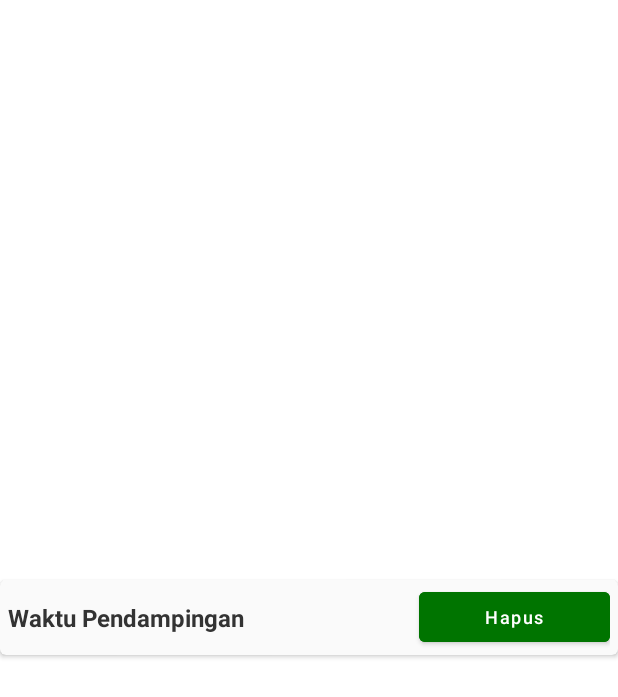
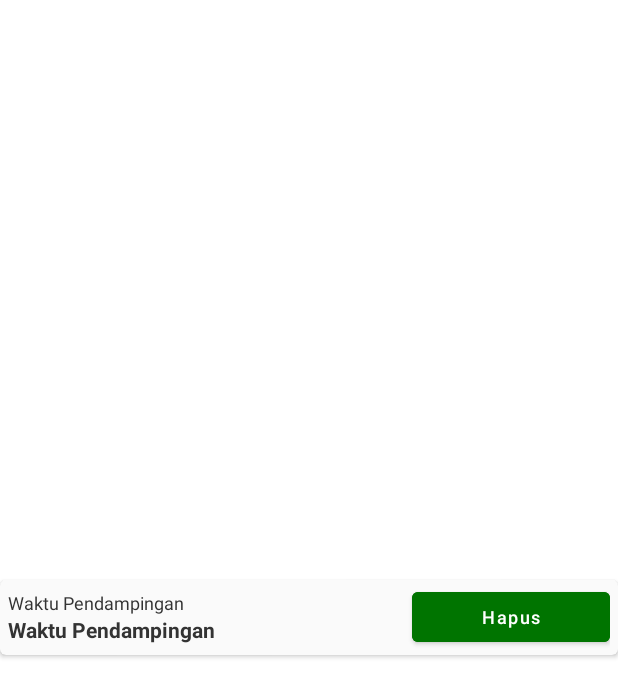
Before and after one commit to sabithuraira/android_st2023, an Android app: the layout row_pendampingan.xml on its own in the app's theme, with its tools: preview values and no code run, on a phone screen of 412 x 824 dp. Shown: the top 697 px of the screen. Run offline under Robolectric (Android 15) with nearby library versions, the light colour scheme and no system bars.

Commit message:
add pendampingan (done)

```diff
--- a/app/src/main/java/bps/sumsel/st2023/repository/SlsRepository.kt
+++ b/app/src/main/java/bps/sumsel/st2023/repository/SlsRepository.kt
@@ -95,7 +95,8 @@ class SlsRepository private constructor(
                                     item.kodeKoseka ?: "",
                                     item.statusSls ?: 0,
                                     item.nama_desa ?: "",
-                                    item.nama_kec ?: ""
+                                    item.nama_kec ?: "",
+                                    item.pendampingan ?: "",
                                 )
                             )
 
@@ -418,7 +419,8 @@ class SlsRepository private constructor(
                     it.status_selesai_pcl,
                     it.jml_dok_ke_pml,
                     it.jml_dok_ke_koseka,
-                    it.status_sls
+                    it.status_sls,
+                    it.pendampingan
                 )
 
                 slsList.add(requestSlsProgress)
--- a/app/src/main/java/bps/sumsel/st2023/repository/ViewModelAuthFactory.kt
+++ b/app/src/main/java/bps/sumsel/st2023/repository/ViewModelAuthFactory.kt
@@ -7,6 +7,7 @@ import bps.sumsel.st2023.datastore.AuthDataStore
 import bps.sumsel.st2023.helper.Injection
 import bps.sumsel.st2023.ui.detail_sls.DetailSlsViewModel
 import bps.sumsel.st2023.ui.rumah_tangga.RumahTanggaViewModel
+import bps.sumsel.st2023.ui.sls.SlsViewModel
 
 class ViewModelAuthFactory private constructor(
     private val pref: AuthDataStore,
@@ -16,9 +17,8 @@ class ViewModelAuthFactory private constructor(
     @Suppress("UNCHECKED_CAST")
     override fun <T : ViewModel> create(modelClass: Class<T>): T {
         when{
-//            modelClass.isAssignableFrom(SlsViewModel::class.java) -> return  SlsViewModel(slsRepository) as T
+            modelClass.isAssignableFrom(SlsViewModel::class.java) -> return  SlsViewModel(pref, slsRepository) as T
             modelClass.isAssignableFrom(DetailSlsViewModel::class.java) -> return  DetailSlsViewModel(pref, slsRepository) as T
-//            modelClass.isAssignableFrom(EditSlsViewModel::class.java) -> return  EditSlsViewModel(slsRepository) as T
             modelClass.isAssignableFrom(RumahTanggaViewModel::class.java) -> return  RumahTanggaViewModel(pref, slsRepository) as T
         }
         throw IllegalArgumentException("Unknown ViewModel class: " + modelClass.name)
--- a/app/src/main/java/bps/sumsel/st2023/repository/ViewModelFactory.kt
+++ b/app/src/main/java/bps/sumsel/st2023/repository/ViewModelFactory.kt
@@ -6,17 +6,13 @@ import androidx.lifecycle.ViewModelProvider
 import bps.sumsel.st2023.helper.Injection
 import bps.sumsel.st2023.ui.edit_sls.EditSlsViewModel
 import bps.sumsel.st2023.ui.pendampingan.PendampinganViewModel
-import bps.sumsel.st2023.ui.sls.SlsViewModel
 
 class ViewModelFactory private constructor(private val slsRepository: SlsRepository) :
     ViewModelProvider.NewInstanceFactory() {
     @Suppress("UNCHECKED_CAST")
     override fun <T : ViewModel> create(modelClass: Class<T>): T {
         when{
-            modelClass.isAssignableFrom(SlsViewModel::class.java) -> return  SlsViewModel(slsRepository) as T
-//            modelClass.isAssignableFrom(DetailSlsViewModel::class.java) -> return  DetailSlsViewModel(slsRepository) as T
             modelClass.isAssignableFrom(EditSlsViewModel::class.java) -> return  EditSlsViewModel(slsRepository) as T
-//            modelClass.isAssignableFrom(RumahTanggaViewModel::class.java) -> return  RumahTanggaViewModel(slsRepository) as T
             modelClass.isAssignableFrom(PendampinganViewModel::class.java) -> return  PendampinganViewModel(slsRepository) as T
         }
 
--- a/app/src/main/java/bps/sumsel/st2023/request/RequestSls.kt
+++ b/app/src/main/java/bps/sumsel/st2023/request/RequestSls.kt
@@ -26,4 +26,7 @@ data class RequestSlsProgress(
 
     @field:SerializedName("status_sls")
     val statusSls: Int? = 1,
+
+    @field:SerializedName("pendampingan")
+    val pendampingan: String? = "",
 ) : Parcelable
--- a/app/src/main/java/bps/sumsel/st2023/response/ResponseSls.kt
+++ b/app/src/main/java/bps/sumsel/st2023/response/ResponseSls.kt
@@ -181,6 +181,9 @@ data class SlsItem(
 	@field:SerializedName("nama_kec")
 	val nama_kec: String? = null,
 
+	@field:SerializedName("pendampingan")
+	val pendampingan: String? = null,
+
 	@field:SerializedName("daftar_ruta")
 	val daftar_ruta: List<ResponseRuta>? = null,
 ) : Parcelable
--- a/app/src/main/res/layout/row_pendampingan.xml
+++ b/app/src/main/res/layout/row_pendampingan.xml
@@ -16,16 +16,27 @@
         android:layout_marginLeft="5dp"
         android:layout_marginRight="5dp"
         android:orientation="horizontal">
-        <TextView
-            android:id="@+id/txt_title"
+        <LinearLayout
             android:layout_width="wrap_content"
-            android:layout_height="wrap_content"
+            android:layout_height="match_parent"
             android:layout_weight="3"
-            android:layout_gravity="center"
-            android:textColor="@color/black_300"
-            android:textSize="16sp"
-            android:textStyle="bold"
-            android:text="@string/label_waktu_pendampingan" />
+            android:gravity="center_vertical"
+            android:orientation="vertical">
+            <TextView
+                android:layout_width="wrap_content"
+                android:layout_height="wrap_content"
+                android:textColor="@color/black_300"
+                android:textSize="12sp"
+                android:text="@string/label_waktu_pendampingan" />
+            <TextView
+                android:id="@+id/txt_title"
+                android:layout_width="wrap_content"
+                android:layout_height="wrap_content"
+                android:textColor="@color/black_300"
+                android:textSize="14sp"
+                android:textStyle="bold"
+                android:text="@string/label_waktu_pendampingan" />
+        </LinearLayout>
 
         <Button
             android:id="@+id/btn_hapus"
```
Also changed, not shown: app/src/main/java/bps/sumsel/st2023/ui/sls/SlsAdapter.kt (+13 -1 lines), app/src/main/java/bps/sumsel/st2023/ui/sls/SlsFragment.kt (+12 -3 lines), app/src/main/java/bps/sumsel/st2023/ui/sls/SlsViewModel.kt (+9 -1 lines).
